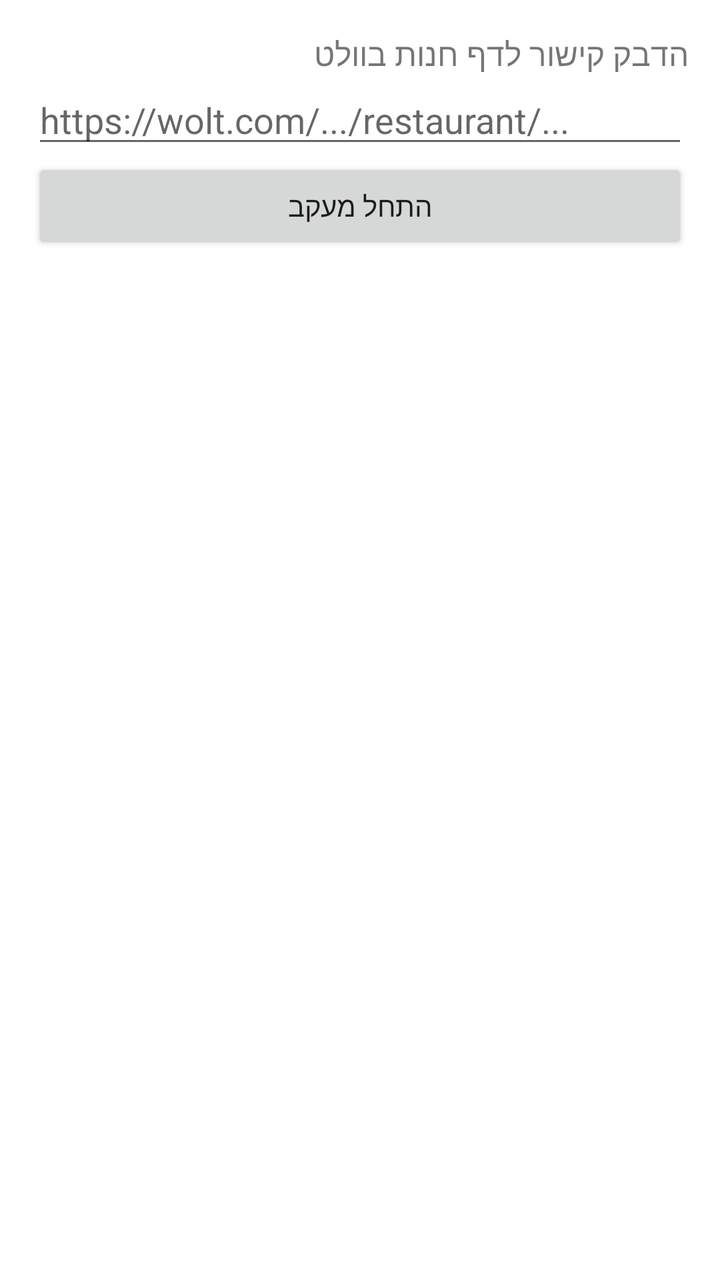
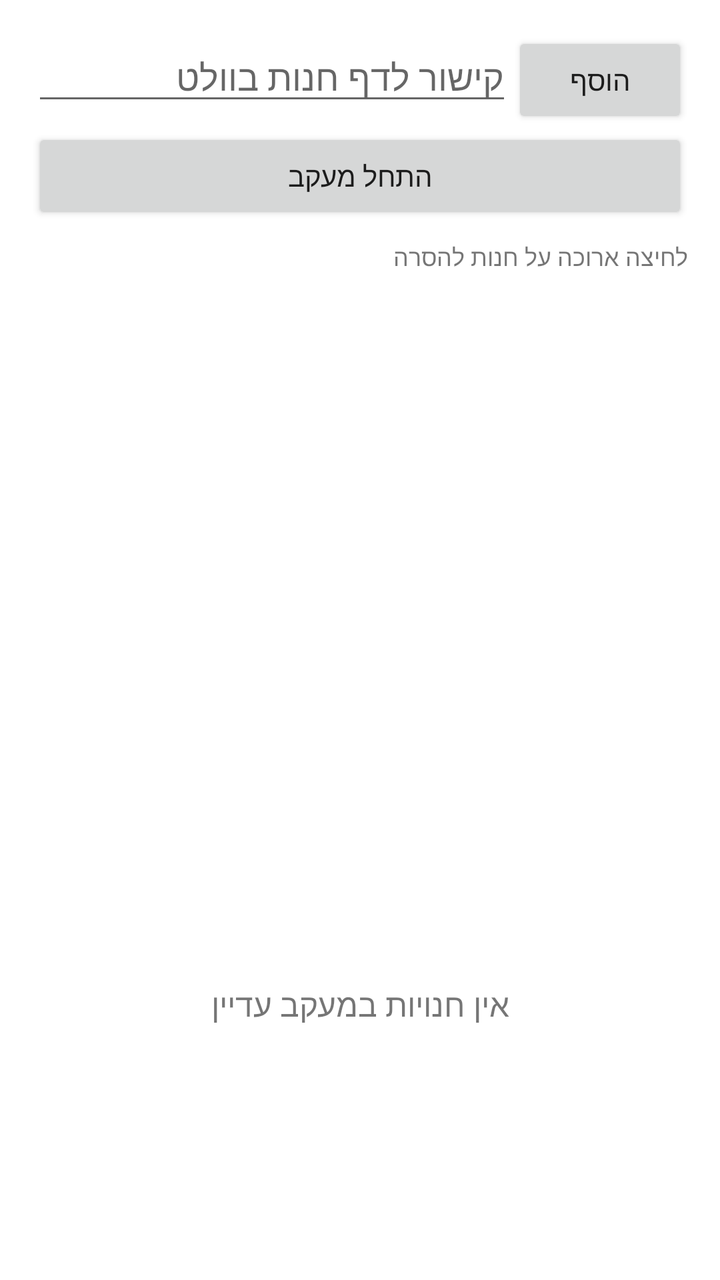

Two renders of the same Android screen: before a commit and after it. Below are the layout's source before the change and the commit's diff.
<!-- AndroidManifest.xml: fallback theme Theme.MaterialComponents.DayNight.NoActionBar -->
<!-- res/layout/activity_main.xml -->
<?xml version="1.0" encoding="utf-8"?>
<LinearLayout xmlns:android="http://schemas.android.com/apk/res/android"
    android:layout_width="match_parent"
    android:layout_height="match_parent"
    android:orientation="vertical"
    android:padding="16dp">

    <TextView
        android:layout_width="match_parent"
        android:layout_height="wrap_content"
        android:text="הדבק קישור לדף חנות בוולט"
        android:textSize="16sp" />

    <EditText
        android:id="@+id/url"
        android:layout_width="match_parent"
        android:layout_height="wrap_content"
        android:hint="https://wolt.com/.../restaurant/..."
        android:inputType="textUri" />

    <Button
        android:id="@+id/toggle"
        android:layout_width="match_parent"
        android:layout_height="wrap_content"
        android:text="התחל מעקב" />

    <TextView
        android:id="@+id/status"
        android:layout_width="match_parent"
        android:layout_height="wrap_content"
        android:paddingTop="16dp"
        android:textSize="18sp" />
</LinearLayout>
<!-- resources referenced by this layout -->
<resources>

</resources>

<!-- the commit's change to res/layout/activity_main.xml (unified diff, before → after) -->
@@ -5,18 +5,25 @@
     android:orientation="vertical"
     android:padding="16dp">
 
-    <TextView
+    <LinearLayout
         android:layout_width="match_parent"
         android:layout_height="wrap_content"
-        android:text="הדבק קישור לדף חנות בוולט"
-        android:textSize="16sp" />
+        android:orientation="horizontal">
 
-    <EditText
-        android:id="@+id/url"
-        android:layout_width="match_parent"
-        android:layout_height="wrap_content"
-        android:hint="https://wolt.com/.../restaurant/..."
-        android:inputType="textUri" />
+        <EditText
+            android:id="@+id/url"
+            android:layout_width="0dp"
+            android:layout_height="wrap_content"
+            android:layout_weight="1"
+            android:hint="קישור לדף חנות בוולט"
+            android:inputType="textUri" />
+
+        <Button
+            android:id="@+id/add"
+            android:layout_width="wrap_content"
+            android:layout_height="wrap_content"
+            android:text="הוסף" />
+    </LinearLayout>
 
     <Button
         android:id="@+id/toggle"
@@ -25,9 +32,24 @@
         android:text="התחל מעקב" />
 
     <TextView
-        android:id="@+id/status"
         android:layout_width="match_parent"
         android:layout_height="wrap_content"
-        android:paddingTop="16dp"
-        android:textSize="18sp" />
+        android:paddingTop="8dp"
+        android:text="לחיצה ארוכה על חנות להסרה"
+        android:textSize="12sp" />
+
+    <ListView
+        android:id="@+id/list"
+        android:layout_width="match_parent"
+        android:layout_height="0dp"
+        android:layout_weight="1" />
+
+    <TextView
+        android:id="@+id/empty"
+        android:layout_width="match_parent"
+        android:layout_height="0dp"
+        android:layout_weight="1"
+        android:gravity="center"
+        android:text="אין חנויות במעקב עדיין"
+        android:textSize="16sp" />
 </LinearLayout>
